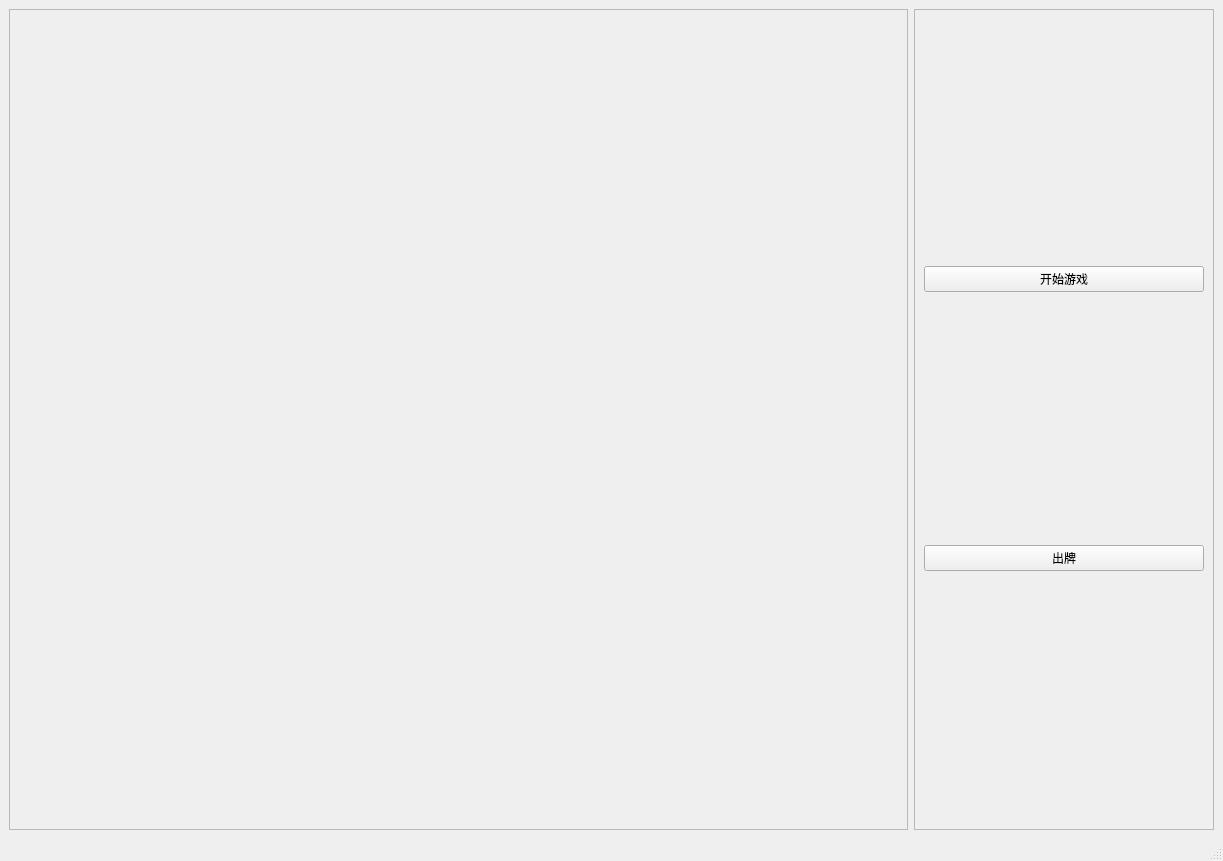
First picture: the form in src/ui/mainwindow.ui, repository StevenBaby/Doudizhu, before the edit.
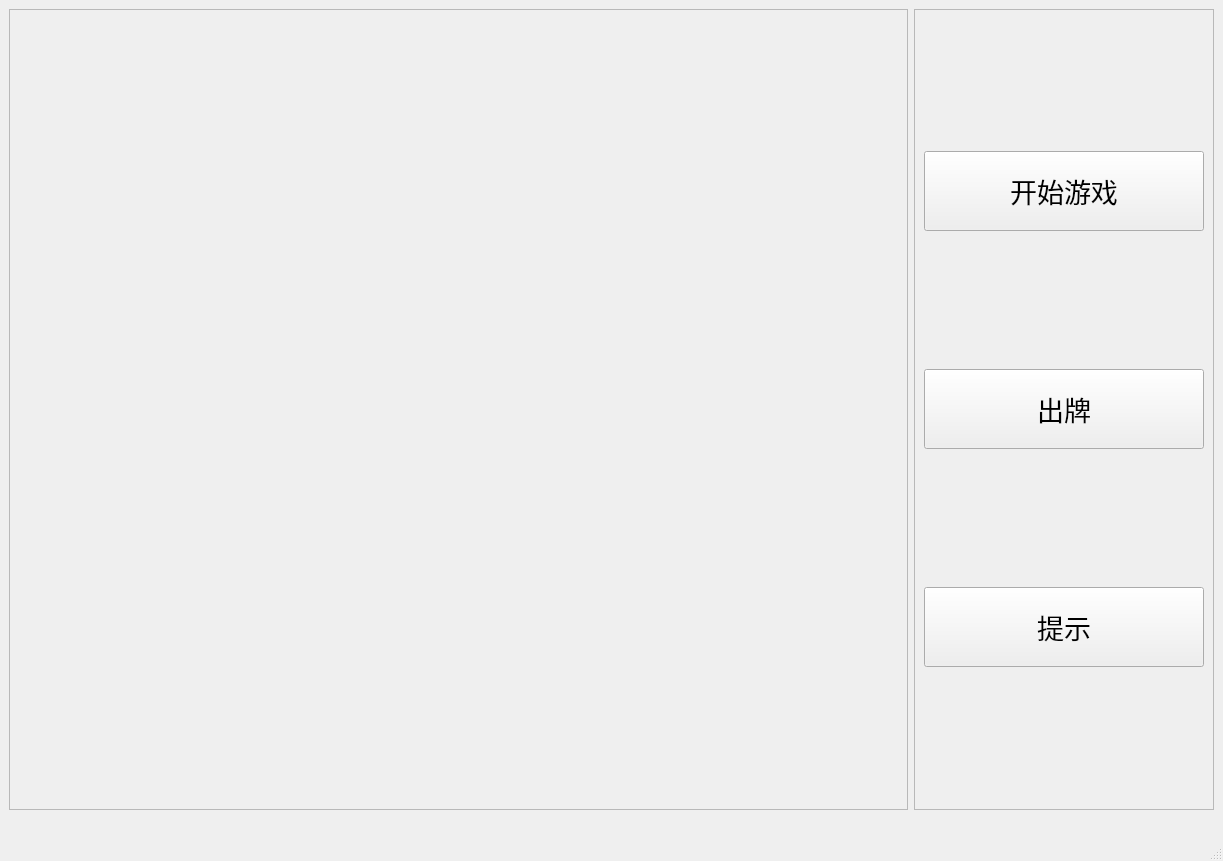
Second picture: the form after the edit.

Commit message: add enhancement learning

```diff
--- a/src/ui/mainwindow.ui
+++ b/src/ui/mainwindow.ui
@@ -10,6 +10,12 @@
     <height>861</height>
    </rect>
   </property>
+  <property name="font">
+   <font>
+    <family>DengXian</family>
+    <pointsize>20</pointsize>
+   </font>
+  </property>
   <property name="windowTitle">
    <string>MainWindow</string>
   </property>
@@ -23,6 +29,12 @@
         <height>800</height>
        </size>
       </property>
+      <property name="font">
+       <font>
+        <family>DengXian</family>
+        <pointsize>16</pointsize>
+       </font>
+      </property>
       <property name="frameShape">
        <enum>QFrame::StyledPanel</enum>
       </property>
@@ -54,6 +66,12 @@
       <layout class="QVBoxLayout" name="verticalLayout">
        <item>
         <widget class="QPushButton" name="startButton">
+         <property name="minimumSize">
+          <size>
+           <width>0</width>
+           <height>80</height>
+          </size>
+         </property>
          <property name="text">
           <string>开始游戏</string>
          </property>
@@ -61,11 +79,30 @@
        </item>
        <item>
         <widget class="QPushButton" name="showButton">
+         <property name="minimumSize">
+          <size>
+           <width>100</width>
+           <height>80</height>
+          </size>
+         </property>
          <property name="text">
           <string>出牌</string>
          </property>
         </widget>
        </item>
+       <item>
+        <widget class="QPushButton" name="hintButton">
+         <property name="minimumSize">
+          <size>
+           <width>0</width>
+           <height>80</height>
+          </size>
+         </property>
+         <property name="text">
+          <string>提示</string>
+         </property>
+        </widget>
+       </item>
       </layout>
      </widget>
     </item>
```
Left out of the diff: 2 changed lines with no effect on the pictures. The commit also changes 2 other files.
